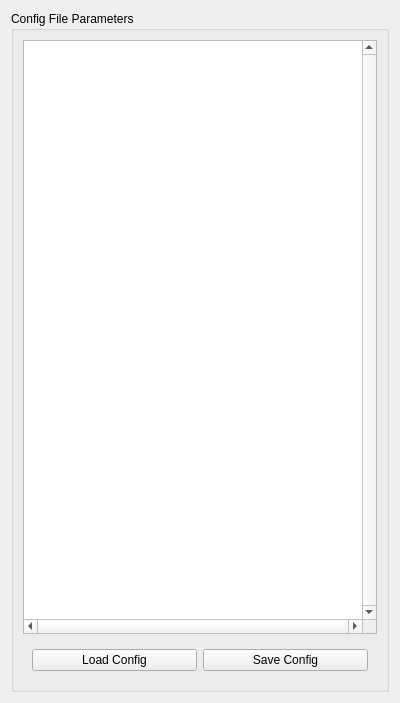
First picture: the form in soccer/ui/ConfigFileTab.ui, repository RoboJackets/robocup-software, before the edit.
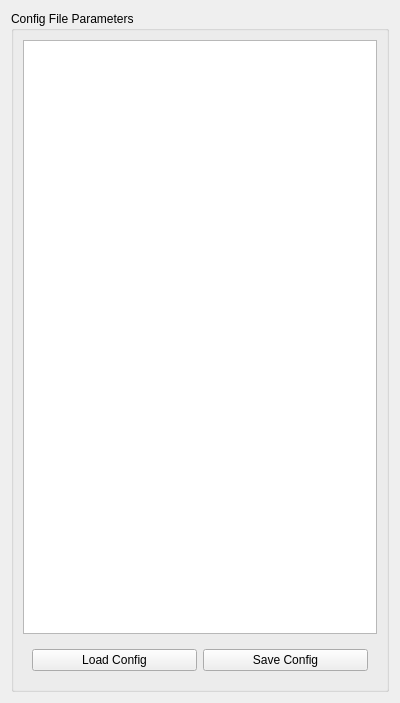
Second picture: the form after the edit.

Commit message: Updated soccer config files

What changed in the file:
```diff
--- a/soccer/ui/ConfigFileTab.ui
+++ b/soccer/ui/ConfigFileTab.ui
@@ -33,14 +33,7 @@
      </property>
      <layout class="QVBoxLayout" name="verticalLayout">
       <item>
-       <widget class="QTableWidget" name="paramTable">
-        <property name="verticalScrollBarPolicy">
-         <enum>Qt::ScrollBarAlwaysOn</enum>
-        </property>
-        <property name="horizontalScrollBarPolicy">
-         <enum>Qt::ScrollBarAlwaysOn</enum>
-        </property>
-       </widget>
+       <widget class="QTreeView" name="treeView"/>
       </item>
       <item>
        <widget class="QWidget" name="widget" native="true">
```
The commit also changes 6 other files.
